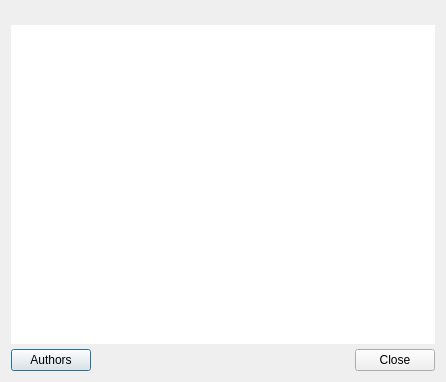
Before: the Qt Designer form src/lib/other/aboutdialog.ui in KDE/falkon, drawn with Qt 5.
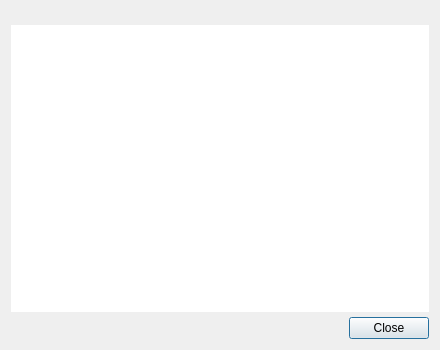
After: the same form once the commit is applied.

Commit message:
AboutDialog: Remove authors/contributors page
The list of names is really outdated and doesn't reflect current state anymore.

```diff
--- a/src/lib/other/aboutdialog.ui
+++ b/src/lib/other/aboutdialog.ui
@@ -6,8 +6,8 @@
    <rect>
     <x>0</x>
     <y>0</y>
-    <width>446</width>
-    <height>382</height>
+    <width>440</width>
+    <height>350</height>
    </rect>
   </property>
   <property name="windowTitle">
@@ -48,19 +48,6 @@
      <property name="topMargin">
       <number>5</number>
      </property>
-     <item>
-      <widget class="QPushButton" name="authorsButton">
-       <property name="sizePolicy">
-        <sizepolicy hsizetype="Minimum" vsizetype="Minimum">
-         <horstretch>0</horstretch>
-         <verstretch>0</verstretch>
-        </sizepolicy>
-       </property>
-       <property name="text">
-        <string>Authors</string>
-       </property>
-      </widget>
-     </item>
      <item>
       <widget class="QDialogButtonBox" name="buttonBox">
        <property name="orientation">
```
The commit also changes 2 other files.
